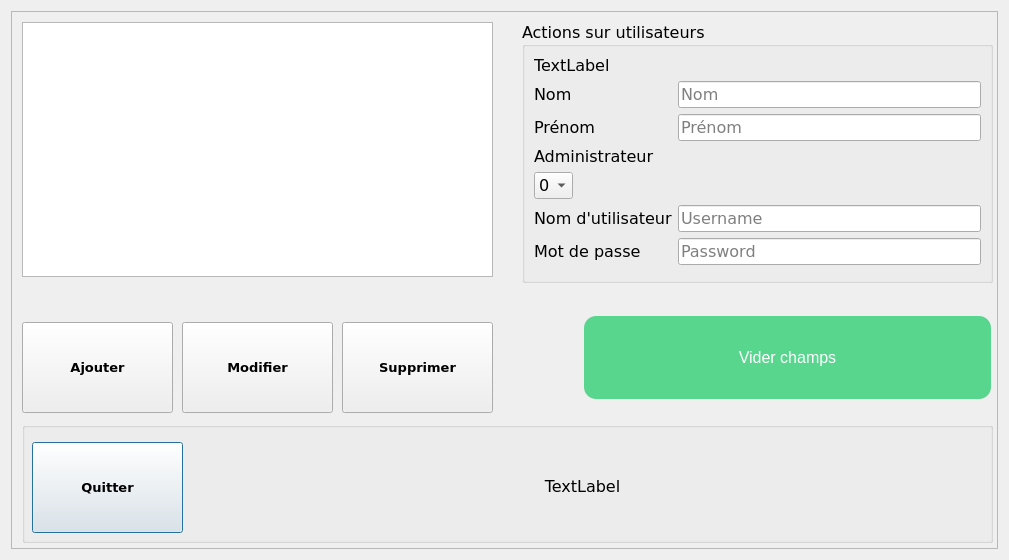
First picture: the form in FestiClicC/utilisateur.ui, repository FestiClic/FestiClic3, before the edit.
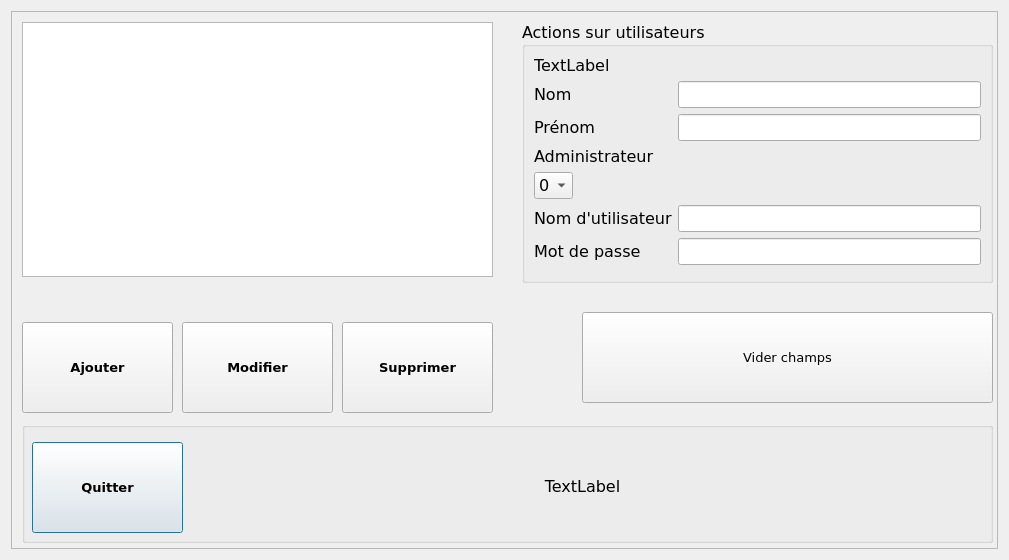
Second picture: the form after the edit.

What changed in the file:
```diff
--- a/FestiClicC/utilisateur.ui
+++ b/FestiClicC/utilisateur.ui
@@ -133,22 +133,12 @@
        </property>
        <property name="font">
         <font>
-         <pointsize>-1</pointsize>
          <underline>false</underline>
          <strikeout>false</strikeout>
         </font>
        </property>
        <property name="styleSheet">
-        <string notr="true">    background-color: #58D68D ;
-    border: none;
-    color: white;
-    padding: 20px;
-    text-align: center;
-    text-decoration: none;
-    display: inline-block;
-    font-size: 16px;
-    margin: 4px 2px;
-border-radius: 12px;</string>
+        <string notr="true"/>
        </property>
        <property name="text">
         <string>Vider champs</string>
@@ -224,7 +214,7 @@
            </font>
           </property>
           <property name="placeholderText">
-           <string>Nom</string>
+           <string/>
           </property>
          </widget>
         </item>
@@ -250,7 +240,7 @@
            </font>
           </property>
           <property name="placeholderText">
-           <string>Prénom</string>
+           <string/>
           </property>
          </widget>
         </item>
@@ -295,7 +285,7 @@
            </font>
           </property>
           <property name="placeholderText">
-           <string>Username</string>
+           <string/>
           </property>
          </widget>
         </item>
@@ -308,7 +298,7 @@
            </font>
           </property>
           <property name="placeholderText">
-           <string>Password</string>
+           <string/>
           </property>
          </widget>
         </item>
```
